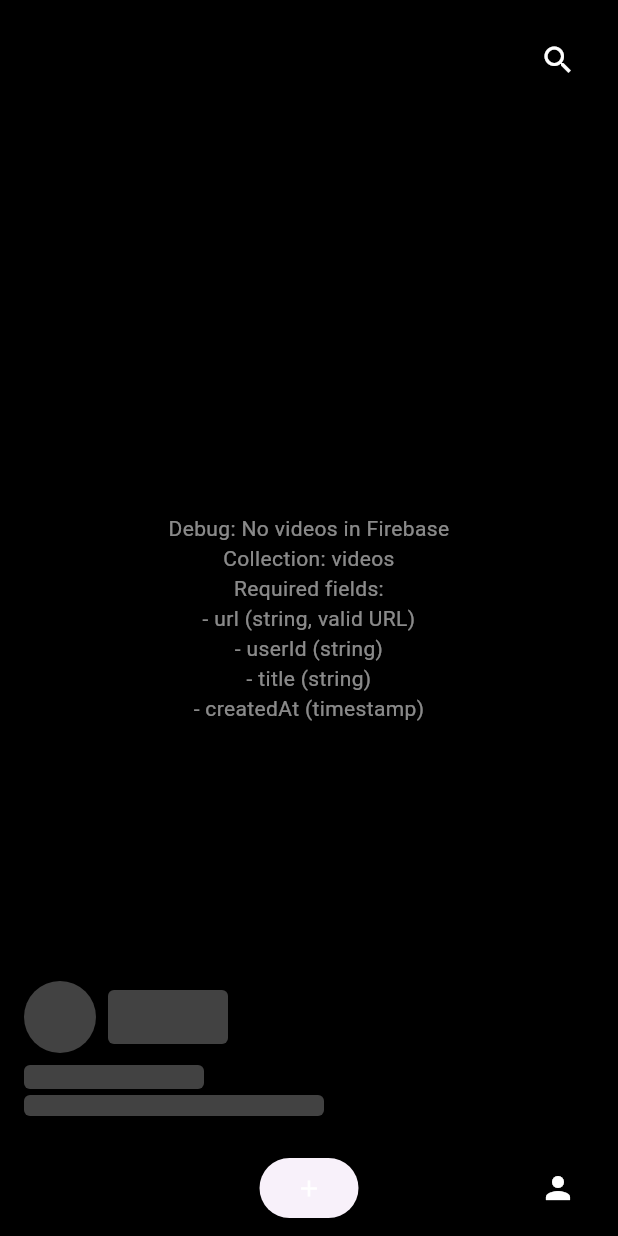
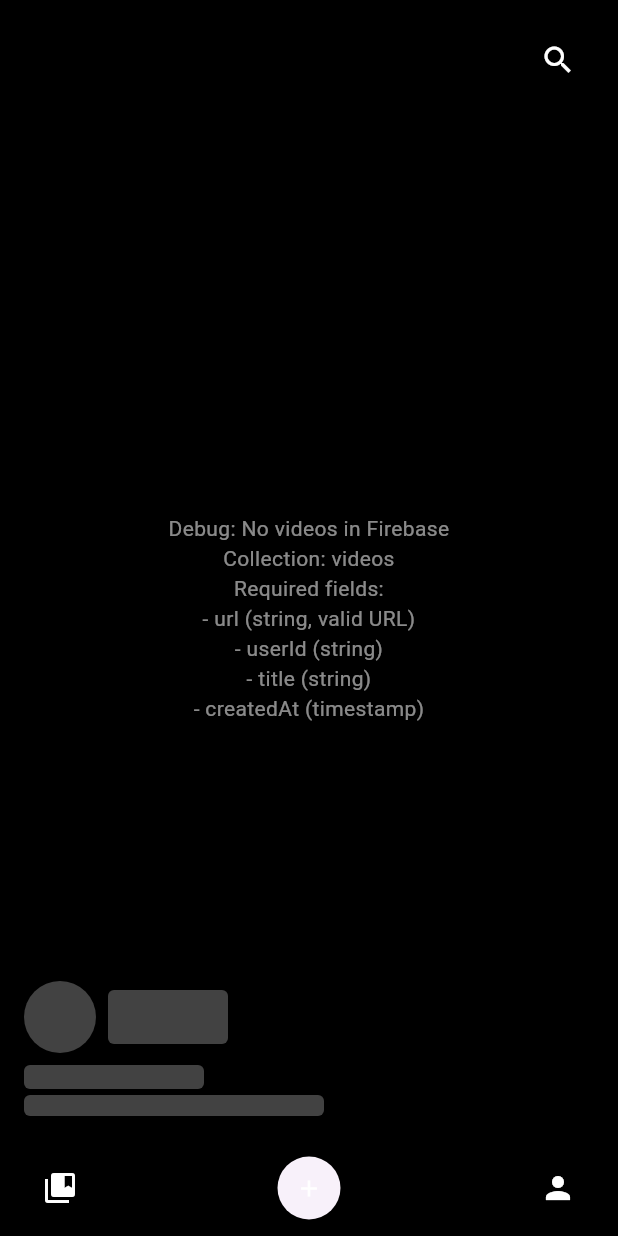
Before and after one commit to Monterroso/TikAndTok, a Flutter app: the screen it shows once a user with an empty profile is signed in, on a phone screen of 412 x 824 dp. Run offline on Flutter 3.47's test engine with Material 3 defaults, Android fonts, the phone set to English and light mode, and no system bars; our stand-ins replace cloud_firestore, firebase_auth, firebase_core, firebase_storage, google_sign_in, image_picker and 2 more; accounts and stored records are empty; statements that could not run were skipped.

Commit message:
Step 6 done

```diff
--- a/lib/widgets/video_viewing/custom_bottom_navigation_bar.dart
+++ b/lib/widgets/video_viewing/custom_bottom_navigation_bar.dart
@@ -1,8 +1,12 @@
 import 'package:flutter/material.dart';
 import '../../screens/profile_screen.dart';
+import '../../screens/saved_videos_screen.dart';
 
 /// CustomBottomNavigationBar sets up a fixed navigation bar at the bottom of the screen.
-/// It includes an upload button (centered) and a profile button (aligned to the right).
+/// It includes:
+/// - Collections button (left-aligned)
+/// - Upload button (centered)
+/// - Profile button (right-aligned)
 class CustomBottomNavigationBar extends StatelessWidget {
   const CustomBottomNavigationBar({Key? key}) : super(key: key);
 
@@ -12,17 +16,38 @@ class CustomBottomNavigationBar extends StatelessWidget {
       color: Colors.black.withOpacity(0.7),
       padding: const EdgeInsets.symmetric(horizontal: 16.0, vertical: 8.0),
       child: Row(
+        mainAxisAlignment: MainAxisAlignment.spaceEvenly,
         children: [
-          // Spacer to help center the upload button.
-          const Expanded(child: SizedBox()),
-          // Centered upload button.
+          // Collections button on the left
+          Expanded(
+            child: Align(
+              alignment: Alignment.centerLeft,
+              child: IconButton(
+                icon: const Icon(Icons.collections_bookmark, color: Colors.white),
+                onPressed: () {
+                  Navigator.push(
+                    context,
+                    MaterialPageRoute(
+                      builder: (context) => const SavedVideosScreen(),
+                    ),
+                  );
+                },
+                tooltip: 'Collections',
+              ),
+            ),
+          ),
+          // Centered upload button
           ElevatedButton(
             onPressed: () {
               // TODO: Implement upload functionality.
             },
+            style: ElevatedButton.styleFrom(
+              shape: const CircleBorder(),
+              padding: const EdgeInsets.all(12),
+            ),
             child: const Icon(Icons.add, color: Colors.white),
           ),
-          // Profile button aligned to the right.
+          // Profile button on the right
           Expanded(
             child: Align(
               alignment: Alignment.centerRight,
@@ -36,6 +61,7 @@ class CustomBottomNavigationBar extends StatelessWidget {
                     ),
                   );
                 },
+                tooltip: 'Profile',
               ),
             ),
           ),
```
Also changed, not shown: 3 other files.
